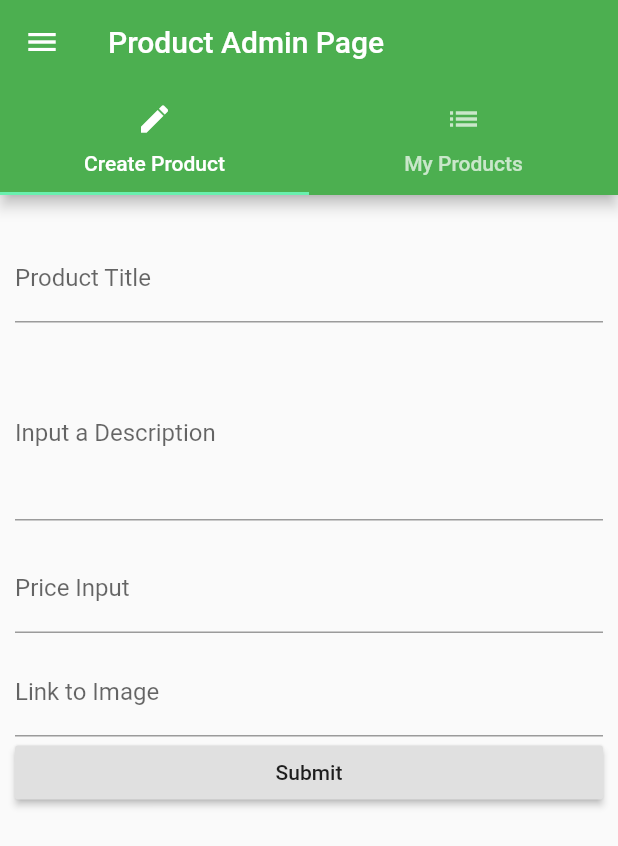
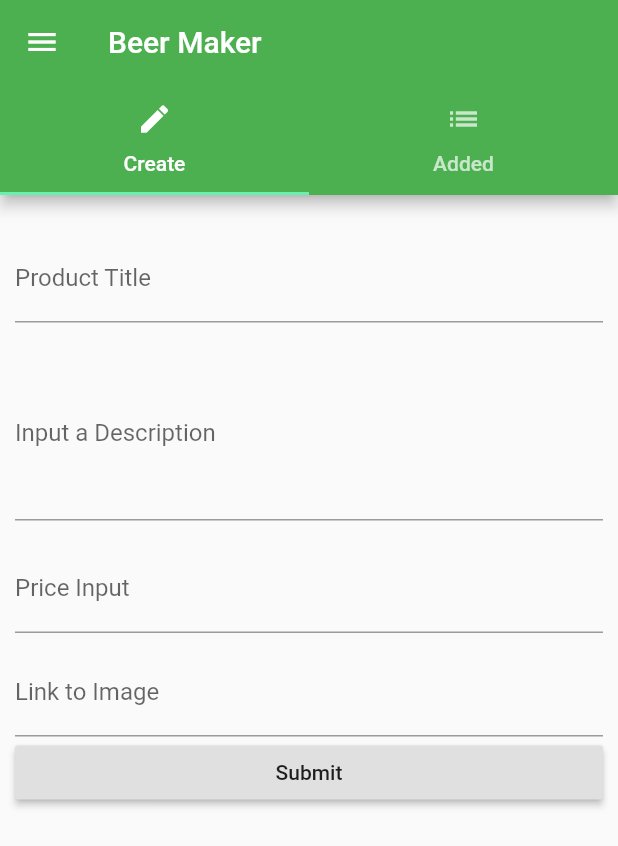
Before and after one commit to Sigkar/First_Flutter_Application, a Flutter app: the ProductAdminPage screen opened by its route, on a phone screen of 412 x 824 dp. Shown: the top 846 px of the screen. Run offline on Flutter 3.47's test engine with Material 2 defaults, Android fonts, the phone set to English and light mode, and no system bars.

Commit message:
Updated the card to not suck as much

```diff
--- a/lib/pages/products_admin.dart
+++ b/lib/pages/products_admin.dart
@@ -10,7 +10,6 @@ class ProductAdminPage extends StatelessWidget {
   @override
   Widget build(BuildContext context) {
     return DefaultTabController(
-      //Defines the length of the tabs
       length: 2,
       child: Scaffold(
         drawer: Drawer(
@@ -24,36 +23,34 @@ class ProductAdminPage extends StatelessWidget {
                 title: Text("Discovery Feed"),
                 onTap: () {
                   Navigator.pushReplacementNamed(context, "/discovery");
-                }, // onTap
-              ), // ListTile
-            ], // Column Children Widget
-          ), // Column
-        ), // Drawer
+                },
+              ),
+            ],
+          ),
+        ),
         appBar: AppBar(
-          title: Text("Product Admin Page"),
+          title: Text("Beer Maker"),
           bottom: TabBar(
             tabs: <Widget>[
               Tab(
                 icon: Icon(Icons.create),
-                text: "Create Product"
-              ), // Tab
+                text: "Create"
+              ),
               Tab(
                 icon: Icon(Icons.list),
-                text: "My Products",
-              ), // Tab
-            ], // Tabs
-          ), // Tab Bar
-        ), //App Bar
-        // Body pulls product manager.
+                text: "Added",
+              ),
+            ],
+          ),
+        ),
         body: TabBarView(
           children: <Widget>[
-            // Has to equal the number of tabs
             ProductCreatePage(addProduct),
             ProductListPage(),
           ],
         ),
 
-      ), // Scaffold
+      ),
     );
   }
 }
```
Also changed, not shown: lib/products/products.dart (+17 -19 lines).
